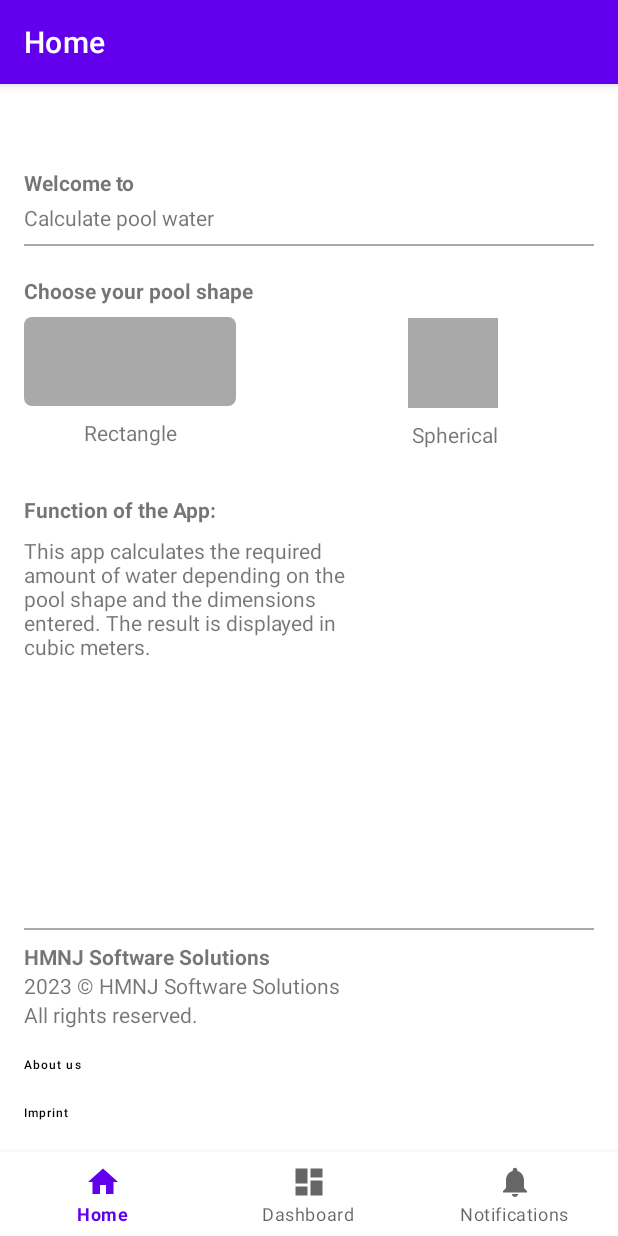
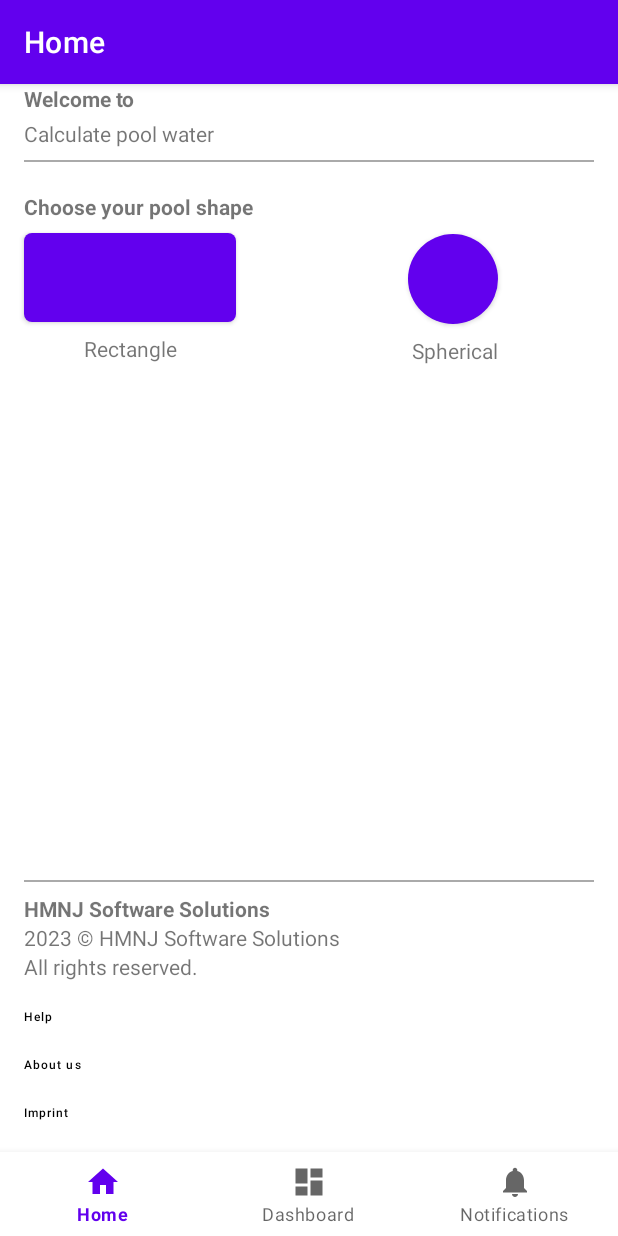
Before and after one commit to MrNumiko/Pool-Rechner, an Android app: the screen it shows after launch (MainActivity), on a phone screen of 412 x 824 dp. Run offline under Robolectric (Android 15) with nearby library versions, the phone set to English and light mode, and no system bars; our stand-ins replace navigation-ui.

Commit message:
chore: some little changes and start of rectangle view

```diff
--- /dev/null
+++ b/app/src/main/java/com/example/pool_rechner/ui/help/HelpFragment.java
@@ -0,0 +1,6 @@
+package com.example.pool_rechner.ui.help;
+
+import android.app.Activity;
+
+public class HelpFragment extends Activity {
+}
--- a/app/src/main/java/com/example/pool_rechner/ui/home/HomeFragment.java
+++ b/app/src/main/java/com/example/pool_rechner/ui/home/HomeFragment.java
@@ -4,12 +4,13 @@ import android.os.Bundle;
 import android.view.LayoutInflater;
 import android.view.View;
 import android.view.ViewGroup;
-import android.widget.TextView;
 
 import androidx.annotation.NonNull;
 import androidx.fragment.app.Fragment;
 import androidx.lifecycle.ViewModelProvider;
+import androidx.navigation.fragment.NavHostFragment;
 
+import com.example.pool_rechner.R;
 import com.example.pool_rechner.databinding.FragmentHomeBinding;
 
 public class HomeFragment extends Fragment {
@@ -18,6 +19,7 @@ public class HomeFragment extends Fragment {
 
     public View onCreateView(@NonNull LayoutInflater inflater,
                              ViewGroup container, Bundle savedInstanceState) {
+
         HomeViewModel homeViewModel =
                 new ViewModelProvider(this).get(HomeViewModel.class);
 
@@ -27,6 +29,15 @@ public class HomeFragment extends Fragment {
         return root;
     }
 
+    public void onViewCreated(@NonNull View view, Bundle savedInstanceState) {
+        super.onViewCreated(view, savedInstanceState);
+
+        binding.btnHelp.setOnClickListener(v ->
+                NavHostFragment.findNavController(HomeFragment.this)
+                        .navigate(R.id.action_navigation_home_to_navigation_dashboard)
+        );
+    }
+
     @Override
     public void onDestroyView() {
         super.onDestroyView();
--- a/app/src/main/res/layout/activity_main.xml
+++ b/app/src/main/res/layout/activity_main.xml
@@ -5,7 +5,7 @@
     android:id="@+id/container"
     android:layout_width="match_parent"
     android:layout_height="match_parent"
-    android:paddingTop="?attr/actionBarSize">
+    >
 
     <com.google.android.material.bottomnavigation.BottomNavigationView
         android:id="@+id/nav_view"
--- a/app/src/main/res/layout/fragment_home.xml
+++ b/app/src/main/res/layout/fragment_home.xml
@@ -13,7 +13,7 @@
         android:layout_marginStart="16dp"
         android:text="Welcome to"
         android:textStyle="bold"
-        app:layout_constraintBottom_toTopOf="@+id/txt_product"
+        app:layout_constraintBottom_toTopOf="@+id/txt_rectangleHeader"
         app:layout_constraintStart_toStartOf="parent"
         app:layout_constraintTop_toTopOf="parent" />
 
@@ -27,10 +27,10 @@
         android:background="@android:color/darker_gray"
         app:layout_constraintEnd_toEndOf="parent"
         app:layout_constraintStart_toStartOf="parent"
-        app:layout_constraintTop_toBottomOf="@+id/txt_product" />
+        app:layout_constraintTop_toBottomOf="@+id/txt_rectangleHeader" />
 
     <TextView
-        android:id="@+id/txt_product"
+        android:id="@+id/txt_rectangleHeader"
         android:layout_width="wrap_content"
         android:layout_height="wrap_content"
         android:layout_marginStart="16dp"
@@ -50,7 +50,7 @@
         app:layout_constraintStart_toStartOf="parent"
         app:layout_constraintTop_toBottomOf="@+id/devider_header" />
 
-    <ImageButton
+    <Button
         android:id="@+id/rectangle_poolShape"
         android:layout_width="141dp"
         android:layout_height="59dp"
@@ -61,7 +61,7 @@
         app:layout_constraintStart_toStartOf="parent"
         app:layout_constraintTop_toBottomOf="@+id/txt_poolShape" />
 
-    <ImageButton
+    <Button
         android:id="@+id/circle_poolShape"
         android:layout_width="60dp"
         android:layout_height="60dp"
@@ -92,26 +92,6 @@
         app:layout_constraintEnd_toEndOf="parent"
         app:layout_constraintTop_toBottomOf="@+id/circle_poolShape" />
 
-    <TextView
-        android:id="@+id/txt_decriptionHeader"
-        android:layout_width="wrap_content"
-        android:layout_height="wrap_content"
-        android:layout_marginStart="16dp"
-        android:layout_marginTop="32dp"
-        android:text="Function of the App:"
-        android:textStyle="bold"
-        app:layout_constraintStart_toStartOf="parent"
-        app:layout_constraintTop_toBottomOf="@+id/txt_poolShapeRectangle" />
-
-    <TextView
-        android:id="@+id/txt_decriptionBody"
-        android:layout_width="224dp"
-        android:layout_height="88dp"
-        android:layout_marginStart="16dp"
-        android:layout_marginTop="8dp"
-        android:text="This app calculates the required amount of water depending on the pool shape and the dimensions entered. The result is displayed in cubic meters."
-        app:layout_constraintStart_toStartOf="parent"
-        app:layout_constraintTop_toBottomOf="@+id/txt_decriptionHeader" />
 
     <View
         android:id="@+id/devider_footer"
@@ -119,7 +99,7 @@
         android:layout_height="1dp"
         android:layout_marginStart="16dp"
         android:layout_marginEnd="16dp"
-        android:layout_marginBottom="204dp"
+        android:layout_marginBottom="236dp"
         android:background="@android:color/darker_gray"
         app:layout_constraintBottom_toBottomOf="parent"
         app:layout_constraintEnd_toEndOf="parent"
@@ -156,10 +136,23 @@
         app:layout_constraintTop_toBottomOf="@+id/txt_copyright" />
 
     <Button
+        android:id="@+id/btn_help"
+        android:layout_width="94dp"
+        android:layout_height="32dp"
+        android:layout_marginTop="8dp"
+        android:background="@android:color/transparent"
+        android:text="Help"
+        android:textAlignment="viewStart"
+        android:textAllCaps="false"
+        android:textColor="@color/black"
+        android:textSize="8sp"
+        app:layout_constraintStart_toStartOf="parent"
+        app:layout_constraintTop_toBottomOf="@+id/txt_rightsReserved" />
+
+    <Button
         android:id="@+id/btn_aboutUs"
         android:layout_width="94dp"
         android:layout_height="32dp"
-        android:layout_marginTop="8dp"
         android:background="@android:color/transparent"
         android:text="About us"
         android:textAlignment="viewStart"
@@ -167,7 +160,7 @@
         android:textColor="@color/black"
         android:textSize="8sp"
         app:layout_constraintStart_toStartOf="parent"
-        app:layout_constraintTop_toBottomOf="@+id/txt_rightsReserved" />
+        app:layout_constraintTop_toBottomOf="@+id/btn_help" />
 
     <Button
         android:id="@+id/btn_imprint"
--- a/app/src/main/res/navigation/mobile_navigation.xml
+++ b/app/src/main/res/navigation/mobile_navigation.xml
@@ -9,7 +9,11 @@
         android:id="@+id/navigation_home"
         android:name="com.example.pool_rechner.ui.home.HomeFragment"
         android:label="@string/title_home"
-        tools:layout="@layout/fragment_home" />
+        tools:layout="@layout/fragment_home" >
+        <action
+            android:id="@+id/action_navigation_home_to_navigation_dashboard"
+            app:destination="@id/navigation_dashboard" />
+    </fragment>
 
     <fragment
         android:id="@+id/navigation_dashboard"
--- a/app/src/main/res/values/strings.xml
+++ b/app/src/main/res/values/strings.xml
@@ -3,4 +3,5 @@
     <string name="title_home">Home</string>
     <string name="title_dashboard">Dashboard</string>
     <string name="title_notifications">Notifications</string>
+    <string name="this_app_calculates_the_required_amount_of_water_depending_on_the_pool_shape_and_the_dimensions_entered_the_result_is_displayed_in_cubic_meters">This app calculates the required amount of water depending on the pool shape and the dimensions entered. The result is displayed in cubic meters.</string>
 </resources>
```
Also changed, not shown: app/src/main/res/layout/fragment_help.xml (added, +31 -0 lines), app/src/main/res/layout/fragment_rectangle.xml (added, +53 -0 lines), 1 other file.
